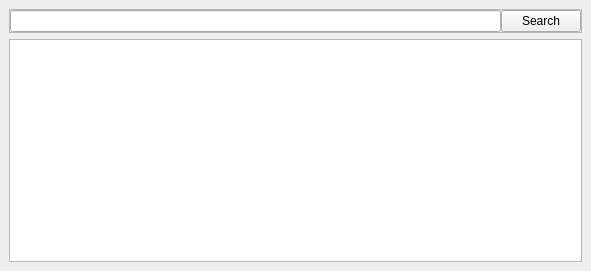
Qt form scdv/resources/ui/FileViewDock.ui (summerkirakira/StarFabNeo) before a commit.
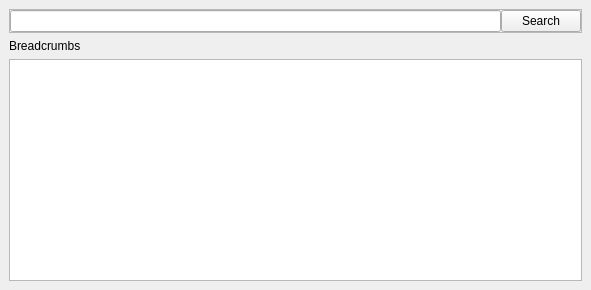
The same form after that commit.

Commit message: Added cumulative directory size and latest modified dates to tree views. Made sorting by size/time work. Fixed issue correctly displaying failure to convert texture messages.

```diff
--- a/scdv/resources/ui/FileViewDock.ui
+++ b/scdv/resources/ui/FileViewDock.ui
@@ -7,7 +7,7 @@
     <x>0</x>
     <y>0</y>
     <width>591</width>
-    <height>271</height>
+    <height>290</height>
    </rect>
   </property>
   <property name="windowTitle">
@@ -52,6 +52,16 @@
       </layout>
      </widget>
     </item>
+    <item>
+     <widget class="QLabel" name="sc_breadcrumbs">
+      <property name="text">
+       <string>Breadcrumbs</string>
+      </property>
+      <property name="textFormat">
+       <enum>Qt::RichText</enum>
+      </property>
+     </widget>
+    </item>
     <item>
      <widget class="QTreeView" name="sc_tree">
       <property name="minimumSize">
```
The commit also changes 8 other files.
